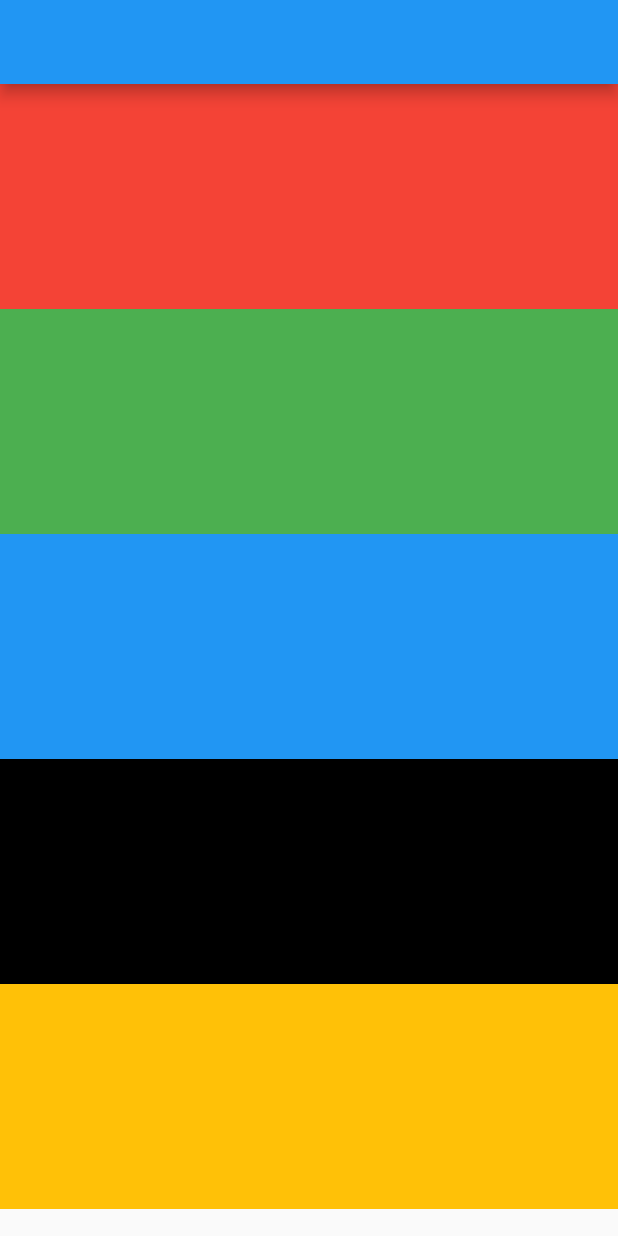
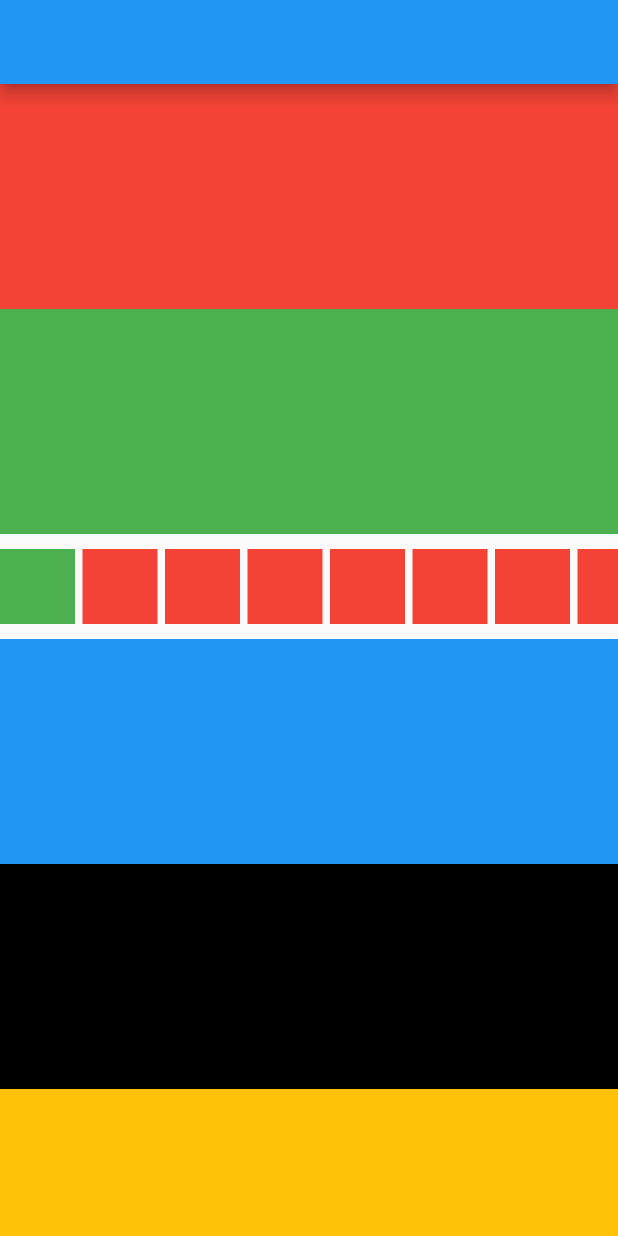
Before and after one commit to fercguerra/flutter_playground, a Flutter app: the screen it shows after launch, on a phone screen of 412 x 824 dp. Run offline on Flutter 3.47's test engine with Material 2 defaults, Android fonts, the phone set to English and light mode, and no system bars.

Commit message:
alterações

```diff
--- a/lib/home_page.dart
+++ b/lib/home_page.dart
@@ -23,6 +23,105 @@ class _HomePageState extends State<HomePage> {
             color: Colors.green,
             height: 150,
           ),
+          const SizedBox(height: 10),
+          SizedBox(
+            height: 50,
+            child: ListView(
+              scrollDirection: Axis.horizontal,
+              children: [
+                Container(
+                  color: Colors.green,
+                  height: 50,
+                  width: 50,
+                ),
+                const SizedBox(width: 5),
+                Container(
+                  color: Colors.red,
+                  height: 50,
+                  width: 50,
+                ),
+                const SizedBox(width: 5),
+                Container(
+                  color: Colors.red,
+                  height: 50,
+                  width: 50,
+                ),
+                const SizedBox(width: 5),
+                Container(
+                  color: Colors.red,
+                  height: 50,
+                  width: 50,
+                ),
+                const SizedBox(width: 5),
+                Container(
+                  color: Colors.red,
+                  height: 50,
+                  width: 50,
+                ),
+                const SizedBox(width: 5),
+                Container(
+                  color: Colors.red,
+                  height: 50,
+                  width: 50,
+                ),
+                const SizedBox(width: 5),
+                Container(
+                  color: Colors.red,
+                  height: 50,
+                  width: 50,
+                ),
+                const SizedBox(width: 5),
+                Container(
+                  color: Colors.red,
+                  height: 50,
+                  width: 50,
+                ),
+                const SizedBox(width: 5),
+                Container(
+                  color: Colors.red,
+                  height: 50,
+                  width: 50,
+                ),
+                const SizedBox(width: 5),
+                Container(
+                  color: Colors.red,
+                  height: 50,
+                  width: 50,
+                ),
+                const SizedBox(width: 5),
+                Container(
+                  color: Colors.red,
+                  height: 50,
+                  width: 50,
+                ),
+                const SizedBox(width: 5),
+                Container(
+                  color: Colors.red,
+                  height: 50,
+                  width: 50,
+                ),
+                const SizedBox(width: 5),
+                Container(
+                  color: Colors.red,
+                  height: 50,
+                  width: 50,
+                ),
+                const SizedBox(width: 5),
+                Container(
+                  color: Colors.red,
+                  height: 50,
+                  width: 50,
+                ),
+                const SizedBox(width: 5),
+                Container(
+                  color: Colors.red,
+                  height: 50,
+                  width: 50,
+                ),
+              ],
+            ),
+          ),
+          const SizedBox(height: 10),
           Container(
             color: Colors.blue,
             height: 150,
```
